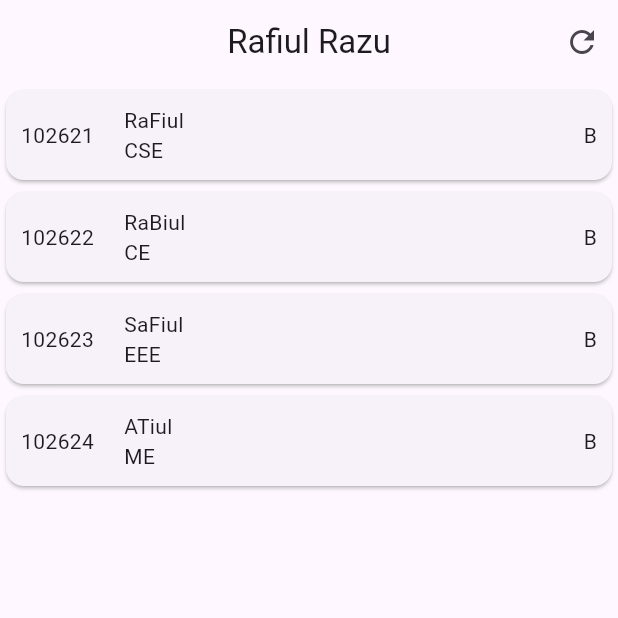
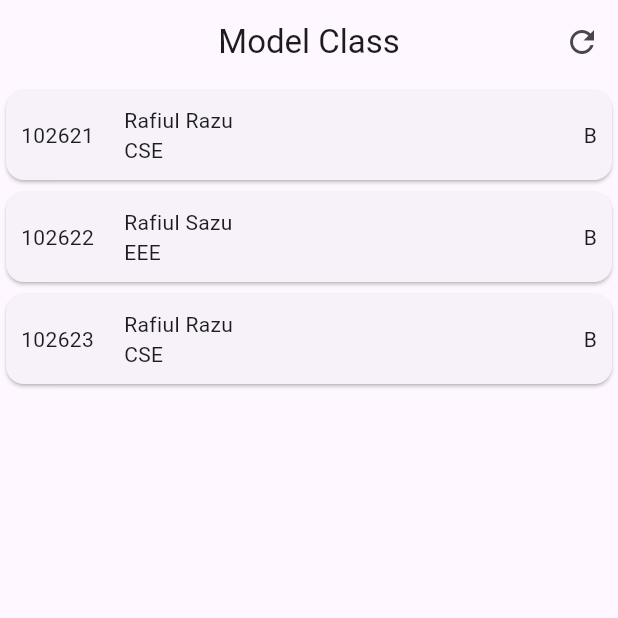
Before and after one commit to RaFiuL-RaZu/project, a Flutter app: the screen it shows after launch, after a tap on the "refresh" icon, on a phone screen of 412 x 824 dp, the top half of it. Run offline on Flutter 3.47's test engine with Material 3 defaults, Android fonts, the phone set to English and light mode, and no system bars; our stand-ins replace flutter_easyloading, flutter_secure_storage, shared_preferences.

Commit message:
jsndart commit

```diff
--- a/lib/ModelClass.dart
+++ b/lib/ModelClass.dart
@@ -10,11 +10,13 @@ class ModelclassTest extends StatefulWidget {
 }
 
 class _ModelclassTestState extends State<ModelclassTest> {
-  StudentModel1 model=StudentModel1();
+ List<StudentModel1> model=<StudentModel1>[];
 
   dataCover(){
-    var jsndata={"id":"102621","name":"Rafiul Razu","dept":"CSE","sec":"B"};
-    model=StudentModel1.fromJson(jsndata);
+    for(var i in studentInfo){
+    var jsndata= StudentModel1.fromJson(i);
+    model.add(jsndata);
+    }
 
   }
 
@@ -22,7 +24,7 @@ class _ModelclassTestState extends State<ModelclassTest> {
   Widget build(BuildContext context) {
     return Scaffold(
       appBar: AppBar(
-        title: Text("${model.name}"),
+        title: Text("Model Class"),
         centerTitle: true,
         actions: [
           IconButton(onPressed: (){
@@ -35,7 +37,7 @@ class _ModelclassTestState extends State<ModelclassTest> {
         ],
       ),
       body:ListView.builder(
-        itemCount: studentInfo1.length,
+        itemCount: model.length,
           itemBuilder: (context,index){
         return Card(
           child:Padding(
@@ -48,12 +50,12 @@ class _ModelclassTestState extends State<ModelclassTest> {
                 Column(
                   crossAxisAlignment: CrossAxisAlignment.start,
                   children: [
-                    Text("${studentInfo1[index].name}"),
-                    Text("${studentInfo1[index].dept}"),
+                    Text("${model[index].name}"),
+                    Text("${model[index].dept}"),
                   ],
                 ),
                 Spacer(),
-                Text("${studentInfo1[index].sec}"),
+                Text("${model[index].sec}"),
               ],
             ),
           ),
```
